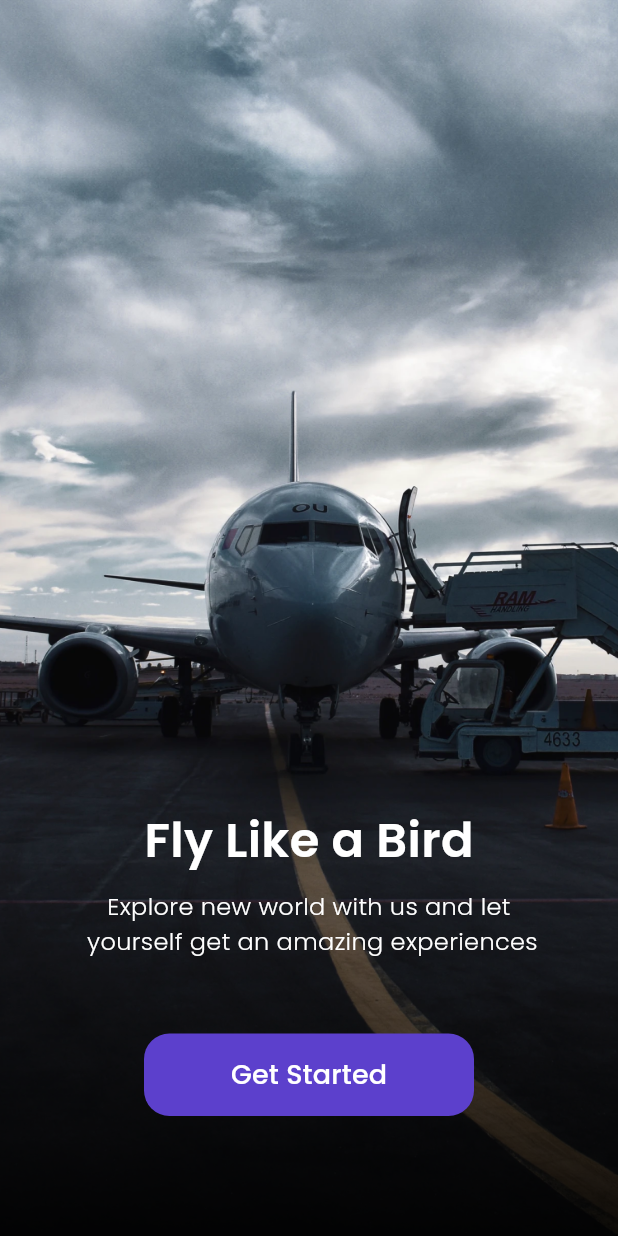
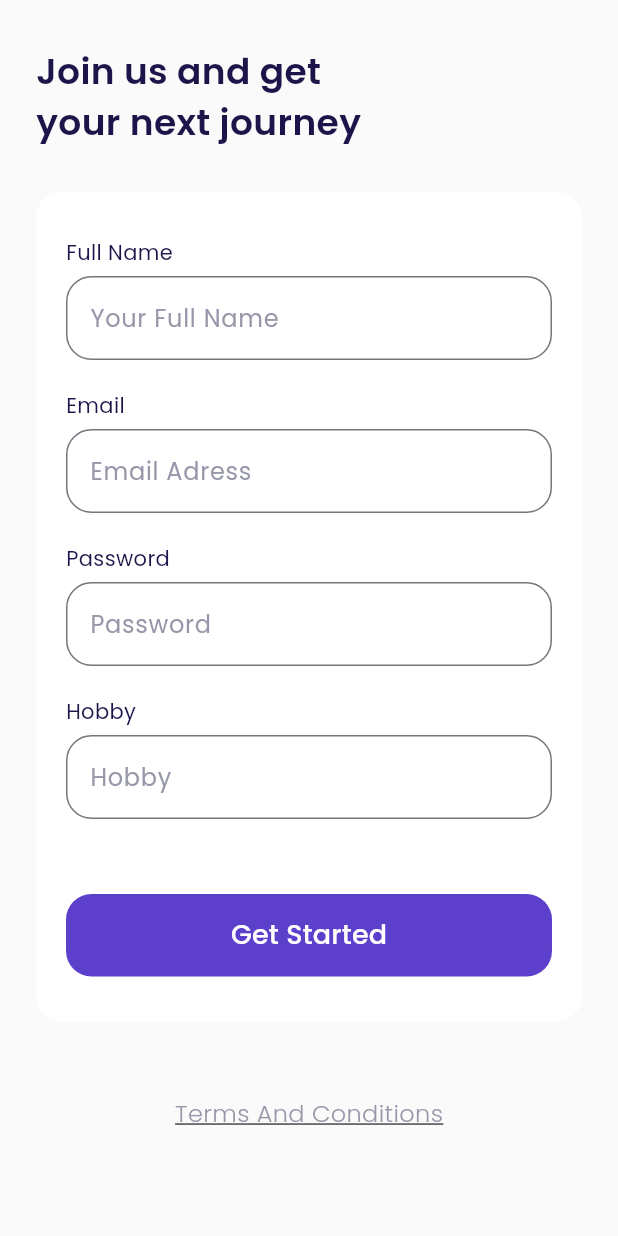
Before and after one commit to petelpop/FlyBook, a Flutter app: the screen it shows after launch, after a tap on "Get Started", on a phone screen of 412 x 824 dp. Run offline on Flutter 3.47's test engine with Material 3 defaults, Android fonts, the phone set to English and light mode, and no system bars; our stand-ins replace google_fonts; missing offline and left inert: dart:ffi.

```diff
--- a/lib/main.dart
+++ b/lib/main.dart
@@ -1,4 +1,6 @@
+import 'package:airplane/views/pages/bonus_page.dart';
 import 'package:airplane/views/pages/get_started_page.dart';
+import 'package:airplane/views/pages/sign_up_page.dart';
 import 'package:airplane/views/pages/splash_page.dart';
 import 'package:flutter/material.dart';
 
@@ -15,6 +17,8 @@ class MyApp extends StatelessWidget {
       routes: {
         SplashPage.routeName: (context) => SplashPage(),
         GetStartedPage.routeName: (context) => GetStartedPage(),
+        SignUpPage.routeName:(context) => SignUpPage(),
+        BonusPage.routeName:(context) => BonusPage()
       },
     );
   }
--- a/lib/views/pages/get_started_page.dart
+++ b/lib/views/pages/get_started_page.dart
@@ -1,5 +1,6 @@
 import 'package:airplane/shared/assets.dart';
 import 'package:airplane/shared/theme.dart';
+import 'package:airplane/views/pages/sign_up_page.dart';
 import 'package:flutter/gestures.dart';
 import 'package:flutter/material.dart';
 
@@ -43,7 +44,9 @@ class GetStartedPage extends StatelessWidget {
                   width: 220,
                   height: 55,
                   child: TextButton(
-                    onPressed: () {},
+                    onPressed: () {
+                      Navigator.pushNamed(context, SignUpPage.routeName);
+                    },
                     style: TextButton.styleFrom(
                         backgroundColor: kPrimaryColor,
                         shape: RoundedRectangleBorder(
--- /dev/null
+++ b/lib/views/pages/sign_up_page.dart
@@ -0,0 +1,248 @@
+import 'dart:ffi';
+
+import 'package:airplane/shared/theme.dart';
+import 'package:airplane/views/pages/bonus_page.dart';
+import 'package:flutter/material.dart';
+
+class SignUpPage extends StatelessWidget {
+  static String routeName = "sign-up-page";
+  const SignUpPage({super.key});
+
+  @override
+  Widget build(BuildContext context) {
+
+    Widget title() {
+    return Container(
+      margin: EdgeInsets.only(top: 30),
+      child: Text(
+        "Join us and get\nyour next journey",
+        style: blackTextStyle.copyWith(
+          fontSize: 24,
+          fontWeight: semiBold
+        ),
+      ),
+    );
+  }
+
+        Widget tacButton(){
+          return Container(
+            alignment: Alignment.center,
+            margin: EdgeInsets.only(
+              top: 50,
+              bottom: 73
+            ),
+            child: Text(
+              "Terms And Conditions",
+              style: greyTextStyle.copyWith(
+                fontSize: 16,
+                fontWeight: light,
+                decoration: TextDecoration.underline
+              ),
+            ),
+          );
+        }
+
+        Widget inputSection() {
+
+        Widget submitButton(){
+          return Container(
+            margin: EdgeInsets.only(top: 30),
+            width: double.infinity,
+            height: 55,
+            child: TextButton(
+              child: Text(
+                "Get Started",
+                style: whiteTextStyle.copyWith(
+                  fontSize: 18,
+                  fontWeight: medium
+                ),
+              ),
+              style: TextButton.styleFrom(
+                backgroundColor: kPrimaryColor,
+                shape: RoundedRectangleBorder(
+                  borderRadius: BorderRadius.circular(defaultRadius)
+                )
+              ),
+              onPressed: (){
+                Navigator.pushNamed(context, BonusPage.routeName);
+              },
+              )
+          );
+        }
+
+        Widget nameInput() {
+        return Container(
+          margin: EdgeInsets.only(bottom: 20),
+          child: Column(
+            crossAxisAlignment: CrossAxisAlignment.start,
+            children: [
+              Text(
+                "Full Name",
+                style: blackTextStyle,
+                textAlign: TextAlign.start,
+              ),
+              SizedBox(height: 6,),
+              TextFormField(
+                style: blackTextStyle,
+                cursorColor: kBlackColor,
+                decoration: InputDecoration(
+                  hintText: "Your Full Name",
+                  hintStyle: greyTextStyle,
+                  border: OutlineInputBorder(
+                    borderRadius:BorderRadius.circular(defaultRadius)
+                  ),
+                  focusedBorder: OutlineInputBorder(
+                    borderRadius: BorderRadius.circular(defaultRadius),
+                    borderSide: BorderSide(
+                      color: kPrimaryColor
+                    ),
+                  )
+                ),
+              )
+            ],
+          ),
+        );
+      }
+
+        Widget emailInput() {
+        return Container(
+          margin: EdgeInsets.only(bottom: 20),
+          child: Column(
+            crossAxisAlignment: CrossAxisAlignment.start,
+            children: [
+              Text(
+                "Email",
+                style: blackTextStyle,
+                textAlign: TextAlign.start,
+              ),
+              SizedBox(height: 6,),
+              TextFormField(
+                style: blackTextStyle,
+                cursorColor: kBlackColor,
+                decoration: InputDecoration(
+                  hintText: "Email Adress",
+                  hintStyle: greyTextStyle,
+                  border: OutlineInputBorder(
+                    borderRadius:BorderRadius.circular(defaultRadius)
+                  ),
+                  focusedBorder: OutlineInputBorder(
+                    borderRadius: BorderRadius.circular(defaultRadius),
+                    borderSide: BorderSide(
+                      color: kPrimaryColor
+                    ),
+                  )
+                ),
+              )
+            ],
+          ),
+        );
+      }
+
+        Widget passwordInput() {
+        return Container(
+          margin: EdgeInsets.only(bottom: 20),
+          child: Column(
+            crossAxisAlignment: CrossAxisAlignment.start,
+            children: [
+              Text(
+                "Password",
+                style: blackTextStyle,
+                textAlign: TextAlign.start,
+              ),
+              SizedBox(height: 6,),
+              TextFormField(
+                style: blackTextStyle,
+                cursorColor: kBlackColor,
+                obscureText: true,
+                decoration: InputDecoration(
+                  hintText: "Password",
+                  hintStyle: greyTextStyle,
+                  border: OutlineInputBorder(
+                    borderRadius:BorderRadius.circular(defaultRadius)
+                  ),
+                  focusedBorder: OutlineInputBorder(
+                    borderRadius: BorderRadius.circular(defaultRadius),
+                    borderSide: BorderSide(
+                      color: kPrimaryColor
+                    ),
+                  )
+                ),
+              )
+            ],
+          ),
+        );
+      }
+
+        Widget hobbyInput() {
+        return Container(
+          margin: EdgeInsets.only(bottom: 20),
+          child: Column(
+            crossAxisAlignment: CrossAxisAlignment.start,
+            children: [
+              Text(
+                "Hobby",
+                style: blackTextStyle,
+                textAlign: TextAlign.start,
+              ),
+              SizedBox(height: 6,),
+              TextFormField(
+                style: blackTextStyle,
+                cursorColor: kBlackColor,
+                decoration: InputDecoration(
+                  hintText: "Hobby",
+                  hintStyle: greyTextStyle,
+                  border: OutlineInputBorder(
+                    borderRadius:BorderRadius.circular(defaultRadius)
+                  ),
+                  focusedBorder: OutlineInputBorder(
+                    borderRadius: BorderRadius.circular(defaultRadius),
+                    borderSide: BorderSide(
+                      color: kPrimaryColor
+                    ),
+                  )
+                ),
+              )
+            ],
+          ),
+        );
+      }
+
+      return Container(
+        margin: EdgeInsets.only(top: 30),
+        padding: EdgeInsets.symmetric(
+          vertical: 30,
+          horizontal: 20,
+        ),
+        decoration: BoxDecoration(
+          color: kWhiteColor,
+          borderRadius: BorderRadius.circular(defaultRadius)
+        ),
+        child: Column(
+          children: [
+            nameInput(),
+            emailInput(),
+            passwordInput(),
+            hobbyInput(),
+            submitButton()
+          ],
+        ),
+      );
+    }
+
+    return Scaffold(
+      backgroundColor: kBackgroundColor,
+      body: SafeArea(
+        child: ListView(
+          padding: EdgeInsets.symmetric(
+            horizontal: defaultMargin
+          ),
+          children: [
+            title(),
+            inputSection(),
+            tacButton()
+          ],
+        ),
+      ),
+    );
+  }
+}
--- a/pubspec.yaml
+++ b/pubspec.yaml
@@ -19,7 +19,7 @@ publish_to: 'none' # Remove this line if you wish to publish to pub.dev
 version: 1.0.0+1
 
 environment:
-  sdk: '>=3.4.4 <4.0.0'
+  sdk: '>=3.4.0 <4.0.0'
 
 # Dependencies specify other packages that your package needs in order to work.
 # To automatically upgrade your package dependencies to the latest versions
```
Also changed, not shown: lib/views/pages/bonus_page.dart (added, +143 -0 lines), pubspec.lock.
